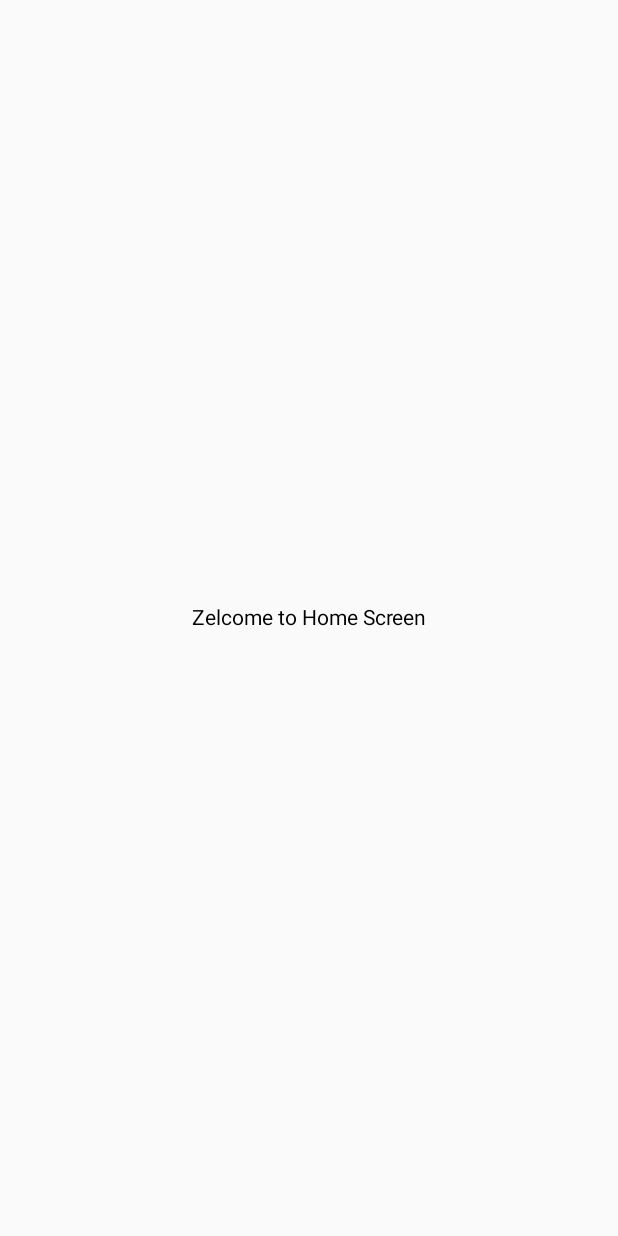
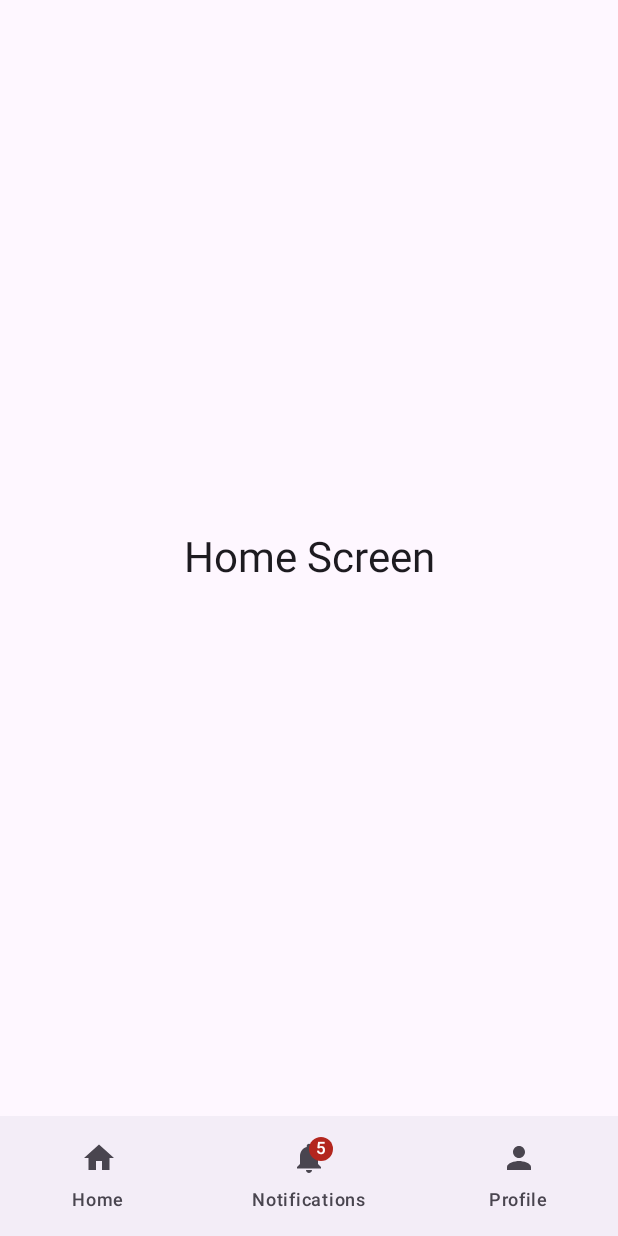
Before and after one commit to iRonSam007/ComposeTutoApp, an Android app built with Jetpack Compose: the screen it shows after launch (MainActivity), on a phone screen of 412 x 824 dp. Before the commit the screen is almost empty. Run offline under Robolectric (Android 15) with nearby library versions, the phone set to English and light mode, and no system bars; our stand-ins replace constraintlayout-compose; libraries missing offline, so code that uses them is left out: androidx.constraintlayout.compose, androidx.navigation, androidx.navigation.compose, kotlin.random, kotlinx.coroutines and 3 more; Roboto replaces fonts that are not available here.

Commit message:
feat: add Bottom Navigation Bar with Badges

```diff
--- a/app/src/main/java/com/example/composetutoapp/MainActivity.kt
+++ b/app/src/main/java/com/example/composetutoapp/MainActivity.kt
@@ -115,6 +115,7 @@ import androidx.compose.runtime.setValue
 import androidx.compose.ui.Alignment
 import androidx.compose.ui.Modifier
 import androidx.compose.ui.draw.scale
+import androidx.compose.ui.focus.focusModifier
 import androidx.compose.ui.geometry.Offset
 import androidx.compose.ui.geometry.Size
 import androidx.compose.ui.graphics.Brush
@@ -140,6 +141,7 @@ import androidx.compose.ui.unit.dp
 import androidx.compose.ui.unit.sp
 import androidx.constraintlayout.compose.ConstraintLayout
 import androidx.navigation.NavController
+import androidx.navigation.NavHost
 import androidx.navigation.compose.NavHost
 import androidx.navigation.compose.composable
 import androidx.navigation.compose.currentBackStackEntryAsState
@@ -173,10 +175,91 @@ class MainActivity : ComponentActivity() {
             //LazyGridExample()
             //MultiSelectLazyColumn()
             //NavigationManager()
-            ApplicationNavGraph()
+            //ApplicationNavGraph()
+            BottomNavigationBarWithBadges()
 
         }
     }
+}
+
+//12.3 - Bottom navigation with badges
+@Composable
+fun BottomNavigationBarWithBadges(){
+    val navController = rememberNavController()
+    val items = listOf(
+        BottomNavItem.Home,
+        BottomNavItem.Notifications,
+        BottomNavItem.Profile,
+        )
+
+    Scaffold(
+        bottomBar = { BottomNavigationBar(navController = navController, items = items) }
+    ) { xPadding ->
+        NavHost(
+            navController = navController,
+            startDestination = BottomNavItem.Home.route,
+            modifier = Modifier.padding(xPadding)
+        ){
+            composable(BottomNavItem.Home.route) { HomeScreenBN() }
+            composable(BottomNavItem.Notifications.route) { NotificationsScreen()  }
+            composable(BottomNavItem.Profile.route) { ProfileScreen() }
+        }
+    }
+}
+@Composable
+fun BottomNavigationBar(navController: NavController, items: List<BottomNavItem>){
+    NavigationBar {
+        val currentRoute = navController.currentBackStackEntry?.destination?.route
+        items.forEach{ item ->
+            val isSelected = currentRoute ==item.route
+
+            NavigationBarItem(
+                selected = isSelected,
+                onClick = {
+                    navController.navigate(item.route){
+                        popUpTo(navController.graph.startDestinationId){saveState = true}
+                        launchSingleTop = true
+                        restoreState = true
+                    }
+                },
+                icon = {
+                    if (item.badgeCount > 0 ){
+                        BadgedBox(badge = {Badge { Text("${item.badgeCount}") }}) {
+                            Icon(imageVector = item.icon, contentDescription = item.title)
+                        }
+                    } else {
+                        Icon(imageVector = item.icon, contentDescription = item.title)
+                    }
+                },
+                label = {Text(item.title)}
+            )
+        }
+    }
+}
+@Composable
+fun HomeScreenBN(){
+    Box(contentAlignment = Alignment.Center, modifier = Modifier.fillMaxSize()) {
+        Text(text = "Home Screen", style = MaterialTheme.typography.headlineMedium)
+    }
+}
+@Composable
+fun NotificationsScreen(){
+    Box(contentAlignment = Alignment.Center, modifier = Modifier.fillMaxSize()) {
+        Text(text = "Notifications Screen")
+    }
+}
+@Composable
+fun ProfileScreen(){
+    Box(contentAlignment = Alignment.Center, modifier = Modifier.fillMaxSize()){
+        Text(text = "Profile screen")
+    }
+
+}
+
+sealed class BottomNavItem(val title: String, val icon: ImageVector, val route: String, val badgeCount: Int = 0){
+    object Home: BottomNavItem("Home", Icons.Default.Home, "home" )
+    object Notifications : BottomNavItem("Notifications", Icons.Default.Notifications, "notifications", badgeCount = 5)
+    object Profile : BottomNavItem("Profile", Icons.Default.Person, "profile")
 }
 
 //12.2 - Navigation/ Splash Screen
```
